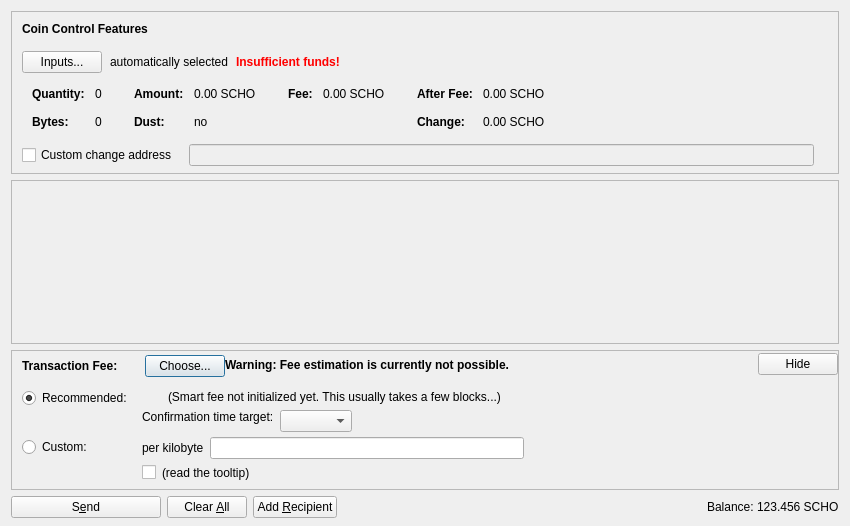
First picture: the form in src/qt/forms/sendcoinsdialog.ui, repository scholarshipcoin/scholarshipcoin, before the edit.
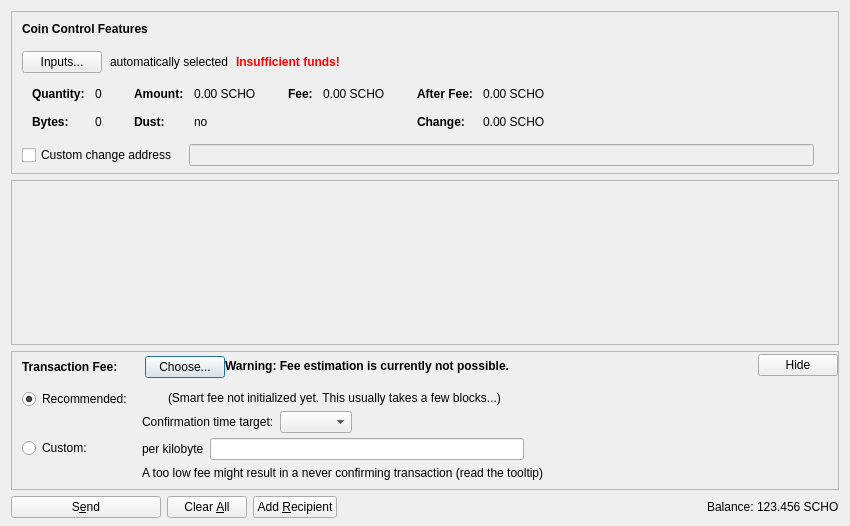
Second picture: the form after the edit. Icons and pictures are not drawn. Custom widgets are drawn as their Qt base class.

What changed in the file:
```diff
--- a/src/qt/forms/sendcoinsdialog.ui
+++ b/src/qt/forms/sendcoinsdialog.ui
@@ -876,17 +876,7 @@
                <item>
                 <layout class="QHBoxLayout" name="horizontalLayoutFee8">
                  <item>
-                  <widget class="QCheckBox" name="checkBoxMinimumFee">
-                   <property name="toolTip">
-                    <string>Paying only the minimum fee is just fine as long as there is less transaction volume than space in the blocks. But be aware that this can end up in a never confirming transaction once there is more demand for scholarship transactions than the network can process.</string>
-                   </property>
-                   <property name="text">
-                    <string/>
-                   </property>
-                  </widget>
-                 </item>
-                 <item>
-                  <widget class="QLabel" name="labelMinFeeWarning">
+                  <widget class="QLabel" name="labelCustomFeeWarning">
                    <property name="enabled">
                     <bool>true</bool>
                    </property>
@@ -894,10 +884,7 @@
                     <string>Paying only the minimum fee is just fine as long as there is less transaction volume than space in the blocks. But be aware that this can end up in a never confirming transaction once there is more demand for scholarship transactions than the network can process.</string>
                    </property>
                    <property name="text">
-                    <string>(read the tooltip)</string>
-                   </property>
-                   <property name="margin">
-                    <number>5</number>
+                    <string>A too low fee might result in a never confirming transaction (read the tooltip)</string>
                    </property>
                   </widget>
                  </item>
@@ -990,9 +977,6 @@
                    <property name="text">
                     <string/>
                    </property>
-                   <property name="margin">
-                    <number>2</number>
-                   </property>
                   </widget>
                  </item>
                  <item>
@@ -1007,9 +991,6 @@
                    <property name="text">
                     <string>(Smart fee not initialized yet. This usually takes a few blocks...)</string>
                    </property>
-                   <property name="margin">
-                    <number>2</number>
-                   </property>
                   </widget>
                  </item>
                  <item>
@@ -1036,24 +1017,8 @@
                      <property name="text">
                       <string>Confirmation time target:</string>
                      </property>
-                     <property name="margin">
-                      <number>2</number>
-                     </property>
                     </widget>
                    </item>
-                   <item>
-                    <spacer name="verticalSpacer_3">
-                     <property name="orientation">
-                      <enum>Qt::Vertical</enum>
-                     </property>
-                     <property name="sizeHint" stdset="0">
-                      <size>
-                       <width>1</width>
-                       <height>1</height>
-                      </size>
-                     </property>
-                    </spacer>
-                   </item>
                   </layout>
                  </item>
                  <item>
```
Left out of the diff: 6 changed lines with no effect on the pictures.
